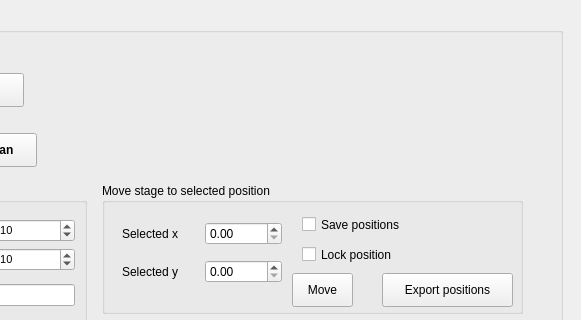
GingerLabUW/Microscope_App, file HW_PI_PiezoStage/spec_pz.ui: the form before one commit; both pictures show x 531 to 1112 and y 0 to 320 of the 1112 by 794 pixel window.
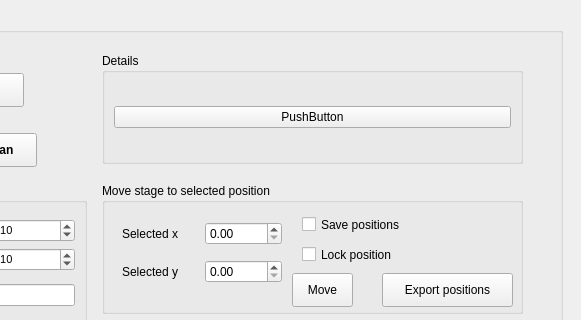
The form after the commit.

Commit message: new ui updates - groupbox for details and layout corrected

Diff of the .ui file:
```diff
--- a/HW_PI_PiezoStage/spec_pz.ui
+++ b/HW_PI_PiezoStage/spec_pz.ui
@@ -483,6 +483,28 @@
       </property>
      </widget>
     </widget>
+    <widget class="QGroupBox" name="details_groupBox">
+     <property name="geometry">
+      <rect>
+       <x>620</x>
+       <y>40</y>
+       <width>421</width>
+       <height>111</height>
+      </rect>
+     </property>
+     <property name="title">
+      <string>Details</string>
+     </property>
+     <layout class="QVBoxLayout" name="verticalLayout">
+      <item>
+       <widget class="QPushButton" name="pushButton">
+        <property name="text">
+         <string>PushButton</string>
+        </property>
+       </widget>
+      </item>
+     </layout>
+    </widget>
    </widget>
    <widget class="QGroupBox" name="stage_groupBox">
     <property name="geometry">
```
Left out of the diff: 2 changed lines with no effect on the pictures. The commit also changes 1 other file.
